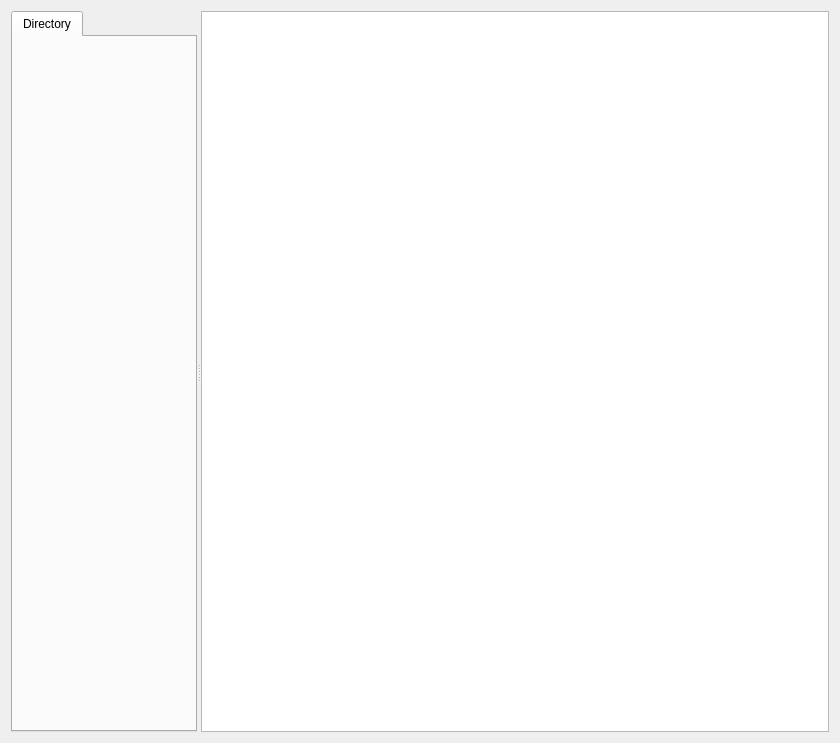
The window that resource/gui/LogHelp.ui (Bader-CN/LogAnalysis) describes before a commit, drawn with Qt 5.
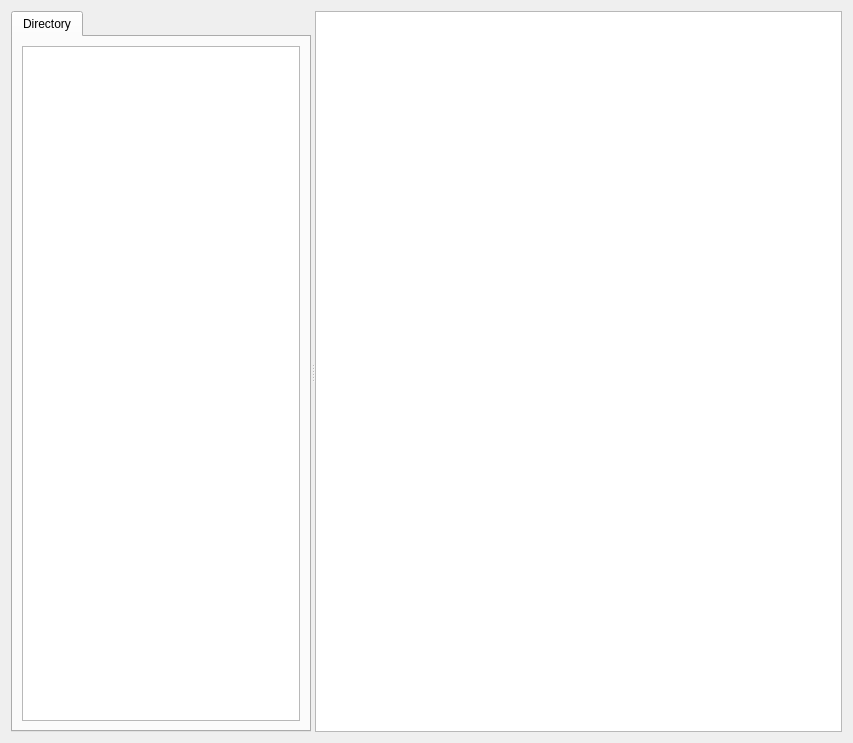
The same window after the commit.

Commit message: change help ui/css

Diff of the .ui file:
```diff
--- a/resource/gui/LogHelp.ui
+++ b/resource/gui/LogHelp.ui
@@ -6,7 +6,7 @@
    <rect>
     <x>0</x>
     <y>0</y>
-    <width>840</width>
+    <width>853</width>
     <height>743</height>
    </rect>
   </property>
@@ -20,6 +20,18 @@
       <enum>Qt::Horizontal</enum>
      </property>
      <widget class="QTabWidget" name="tabLeft">
+      <property name="minimumSize">
+       <size>
+        <width>200</width>
+        <height>0</height>
+       </size>
+      </property>
+      <property name="maximumSize">
+       <size>
+        <width>300</width>
+        <height>16777215</height>
+       </size>
+      </property>
       <property name="currentIndex">
        <number>0</number>
       </property>
@@ -27,9 +39,43 @@
        <attribute name="title">
         <string>Directory</string>
        </attribute>
+       <layout class="QVBoxLayout" name="verticalLayout_3">
+        <item>
+         <widget class="QTreeView" name="dir_view">
+          <property name="minimumSize">
+           <size>
+            <width>0</width>
+            <height>0</height>
+           </size>
+          </property>
+          <property name="maximumSize">
+           <size>
+            <width>400</width>
+            <height>16777215</height>
+           </size>
+          </property>
+          <attribute name="headerVisible">
+           <bool>true</bool>
+          </attribute>
+         </widget>
+        </item>
+       </layout>
       </widget>
      </widget>
-     <widget class="QTextBrowser" name="mdview"/>
+     <widget class="QWidget" name="verticalLayoutWidget">
+      <layout class="QVBoxLayout" name="verticalLayout">
+       <item>
+        <widget class="QTextBrowser" name="mdview">
+         <property name="minimumSize">
+          <size>
+           <width>400</width>
+           <height>0</height>
+          </size>
+         </property>
+        </widget>
+       </item>
+      </layout>
+     </widget>
     </widget>
    </item>
   </layout>
```
The commit also changes 12 other files.
